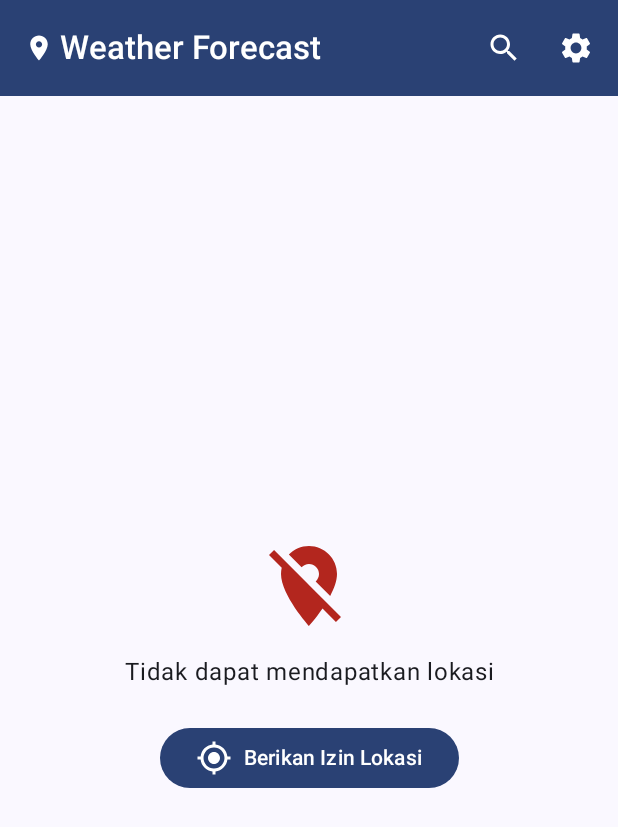
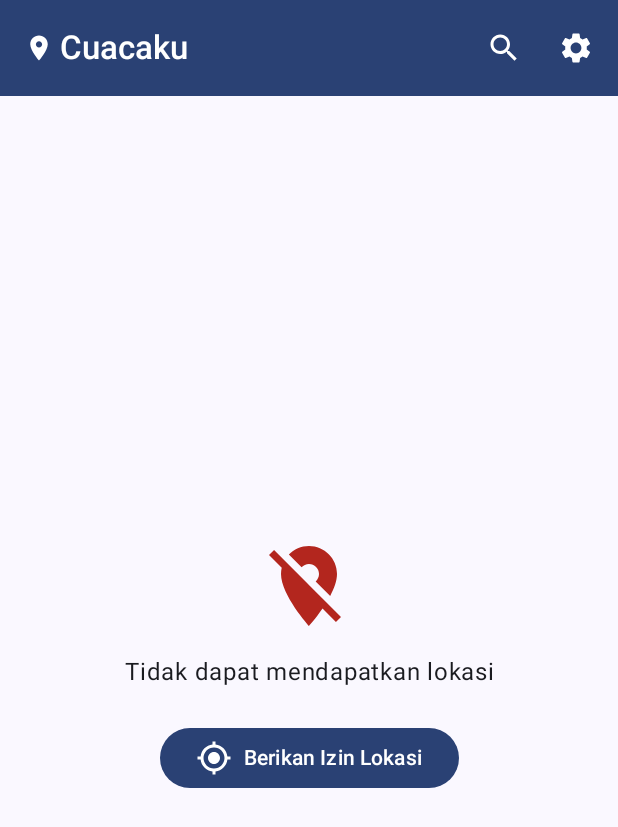
Before and after one commit to eltfd/Cuacaku, an Android app built with Jetpack Compose: the screen it shows after launch (MainActivity), on a phone screen of 412 x 824 dp. Shown: the top 827 px of the screen. Run offline under Robolectric (Android 15) with nearby library versions, the phone set to English and light mode, and no system bars; 1 statement that could not run was skipped.

Commit message:
chore: rename project and app to Cuacaku (strings + docs)

```diff
--- a/app/src/main/java/com/weather/forecast/WeatherApplication.kt
+++ b/app/src/main/java/com/weather/forecast/WeatherApplication.kt
@@ -7,7 +7,7 @@ import android.os.Build
 import com.weather.forecast.notification.NotificationChannels
 
 /**
- * Application class untuk Weather Forecast App
+ * Application class untuk Cuacaku App
  *
  * Responsibilities:
  * - Initialize notification channels
--- a/app/src/main/java/com/weather/forecast/service/WeatherUpdateService.kt
+++ b/app/src/main/java/com/weather/forecast/service/WeatherUpdateService.kt
@@ -148,7 +148,7 @@ class WeatherUpdateService : Service() {
 
         return NotificationCompat.Builder(this, NotificationChannels.DAILY_FORECAST)
             .setSmallIcon(R.drawable.ic_weather_splash)
-            .setContentTitle("Weather Forecast")
+            .setContentTitle(getString(R.string.app_name))
             .setContentText("Memperbarui data cuaca...")
             .setContentIntent(pendingIntent)
             .setOngoing(true)
--- a/app/src/main/java/com/weather/forecast/ui/screens/HomeScreen.kt
+++ b/app/src/main/java/com/weather/forecast/ui/screens/HomeScreen.kt
@@ -146,7 +146,7 @@ private fun WeatherTopBar(
 ) {
     val locationName = when (uiState) {
         is WeatherUiState.Success -> uiState.data.location.name
-        else -> "Weather Forecast"
+        else -> "Cuacaku"
     }
 
     if (showSearchBar) {
--- a/app/src/main/res/values/strings.xml
+++ b/app/src/main/res/values/strings.xml
@@ -1,6 +1,6 @@
 <?xml version="1.0" encoding="utf-8"?>
 <resources>
-    <string name="app_name">Weather Forecast</string>
+    <string name="app_name">Cuacaku</string>
     <string name="current_weather">Cuaca Saat Ini</string>
     <string name="hourly_forecast">Prakiraan Per Jam</string>
     <string name="daily_forecast">Prakiraan Harian</string>
```
Also changed, not shown: 5 other files.
